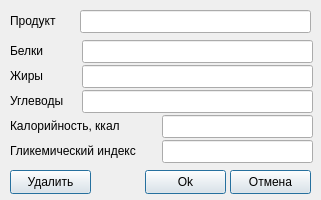
Above: source/edit.ui from arcan1s/food_gui before the change. Below: the same form after it.
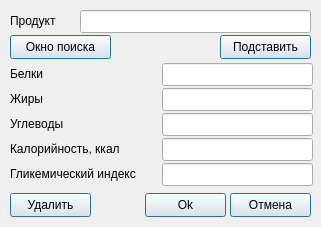
That is the form after the change.

Patch:
```diff
--- a/source/edit.ui
+++ b/source/edit.ui
@@ -7,7 +7,7 @@
     <x>0</x>
     <y>0</y>
     <width>321</width>
-    <height>200</height>
+    <height>227</height>
    </rect>
   </property>
   <property name="windowTitle">
@@ -18,7 +18,7 @@
     <property name="geometry">
      <rect>
       <x>230</x>
-      <y>170</y>
+      <y>193</y>
       <width>81</width>
       <height>24</height>
      </rect>
@@ -34,7 +34,7 @@
     <property name="geometry">
      <rect>
       <x>145</x>
-      <y>170</y>
+      <y>193</y>
       <width>81</width>
       <height>24</height>
      </rect>
@@ -62,9 +62,9 @@
    <widget class="QLineEdit" name="carb_line">
     <property name="geometry">
      <rect>
-      <x>82</x>
-      <y>90</y>
-      <width>231</width>
+      <x>162</x>
+      <y>113</y>
+      <width>151</width>
       <height>23</height>
      </rect>
     </property>
@@ -75,9 +75,9 @@
    <widget class="QLineEdit" name="prot_line">
     <property name="geometry">
      <rect>
-      <x>82</x>
-      <y>40</y>
-      <width>231</width>
+      <x>162</x>
+      <y>63</y>
+      <width>151</width>
       <height>23</height>
      </rect>
     </property>
@@ -88,9 +88,9 @@
    <widget class="QLineEdit" name="lip_line">
     <property name="geometry">
      <rect>
-      <x>82</x>
-      <y>65</y>
-      <width>231</width>
+      <x>162</x>
+      <y>88</y>
+      <width>151</width>
       <height>23</height>
      </rect>
     </property>
@@ -102,7 +102,7 @@
     <property name="geometry">
      <rect>
       <x>162</x>
-      <y>115</y>
+      <y>138</y>
       <width>151</width>
       <height>23</height>
      </rect>
@@ -115,7 +115,7 @@
     <property name="geometry">
      <rect>
       <x>162</x>
-      <y>140</y>
+      <y>163</y>
       <width>151</width>
       <height>23</height>
      </rect>
@@ -128,7 +128,7 @@
     <property name="geometry">
      <rect>
       <x>10</x>
-      <y>170</y>
+      <y>193</y>
       <width>81</width>
       <height>24</height>
      </rect>
@@ -144,8 +144,8 @@
     <property name="geometry">
      <rect>
       <x>10</x>
-      <y>40</y>
-      <width>71</width>
+      <y>63</y>
+      <width>151</width>
       <height>21</height>
      </rect>
     </property>
@@ -157,8 +157,8 @@
     <property name="geometry">
      <rect>
       <x>10</x>
-      <y>65</y>
-      <width>71</width>
+      <y>88</y>
+      <width>151</width>
       <height>21</height>
      </rect>
     </property>
@@ -170,8 +170,8 @@
     <property name="geometry">
      <rect>
       <x>10</x>
-      <y>90</y>
-      <width>71</width>
+      <y>113</y>
+      <width>151</width>
       <height>21</height>
      </rect>
     </property>
@@ -183,7 +183,7 @@
     <property name="geometry">
      <rect>
       <x>10</x>
-      <y>115</y>
+      <y>138</y>
       <width>151</width>
       <height>21</height>
      </rect>
@@ -196,7 +196,7 @@
     <property name="geometry">
      <rect>
       <x>10</x>
-      <y>140</y>
+      <y>163</y>
       <width>151</width>
       <height>21</height>
      </rect>
@@ -218,6 +218,38 @@
      <string>Продукт</string>
     </property>
    </widget>
+   <widget class="QPushButton" name="searchbut">
+    <property name="geometry">
+     <rect>
+      <x>10</x>
+      <y>35</y>
+      <width>101</width>
+      <height>24</height>
+     </rect>
+    </property>
+    <property name="text">
+     <string>Окно поиска</string>
+    </property>
+    <property name="default">
+     <bool>true</bool>
+    </property>
+   </widget>
+   <widget class="QPushButton" name="substitutebut">
+    <property name="geometry">
+     <rect>
+      <x>220</x>
+      <y>35</y>
+      <width>91</width>
+      <height>24</height>
+     </rect>
+    </property>
+    <property name="text">
+     <string>Подставить</string>
+    </property>
+    <property name="default">
+     <bool>true</bool>
+    </property>
+   </widget>
   </widget>
  </widget>
  <tabstops>
```
Left out of the diff: 21 changed lines with no effect on the pictures.
